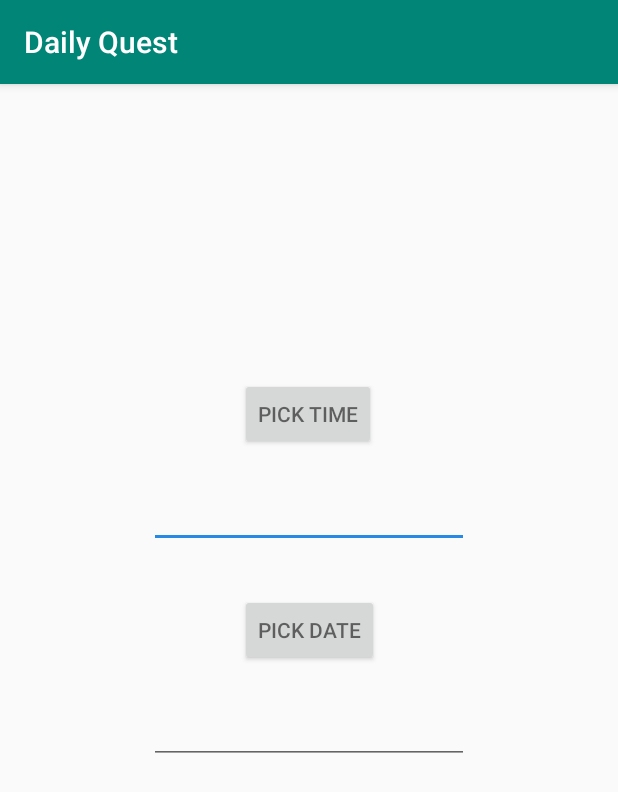
After one commit to mbond99/dailyQuest, an Android app: the AddQuestActivity screen opened directly, with no data from a screen before it, on a phone screen of 412 x 824 dp. The commit adds this screen. Shown: the top 792 px of the screen. Run offline under Robolectric (Android 15) with nearby library versions, the phone set to English and light mode, and no system bars.

Commit message:
Initial AddQuest implementation

```diff
--- a/app/build.gradle
+++ b/app/build.gradle
@@ -38,6 +38,7 @@ dependencies {
     implementation 'androidx.navigation:navigation-ui:2.2.2'
     implementation 'com.github.kizitonwose:CalendarView:0.4.5'
     implementation 'com.google.android.material:material:1.2.1'
+    implementation 'androidx.legacy:legacy-support-v4:1.0.0'
     testImplementation 'junit:junit:4.12'
     androidTestImplementation 'androidx.test.ext:junit:1.1.0'
     androidTestImplementation 'androidx.test.espresso:espresso-core:3.1.1'
--- a/app/src/main/AndroidManifest.xml
+++ b/app/src/main/AndroidManifest.xml
@@ -9,8 +9,9 @@
         android:roundIcon="@mipmap/ic_launcher_round"
         android:supportsRtl="true"
         android:theme="@style/AppTheme">
-        <activity android:name=".BaseActivity"></activity>
-        <activity android:name=".BasicActivity"></activity>
+        <activity android:name=".AddQuestActivity"></activity>
+        <activity android:name=".BaseActivity" />
+        <activity android:name=".BasicActivity" />
         <activity android:name=".MainMenu" />
         <activity android:name=".MainActivity">
             <intent-filter>
--- /dev/null
+++ b/app/src/main/java/com/example/dailyquest/AddQuestActivity.java
@@ -0,0 +1,26 @@
+package com.example.dailyquest;
+
+import androidx.appcompat.app.AppCompatActivity;
+import androidx.fragment.app.DialogFragment;
+
+import android.os.Bundle;
+import android.view.View;
+
+public class AddQuestActivity extends AppCompatActivity {
+
+    @Override
+    protected void onCreate(Bundle savedInstanceState) {
+        super.onCreate(savedInstanceState);
+        setContentView(R.layout.activity_add_quest);
+    }
+    public void showTimePickerDialog(View v) {
+        DialogFragment newFragment = new TimePickerFragment();
+        newFragment.show(getSupportFragmentManager(), "timePicker");
+    }
+
+    public void showDatePickerDialog(View v) {
+        DialogFragment newFragment = new DatePickerFragment();
+        newFragment.show(getSupportFragmentManager(), "datePicker");
+    }
+
+}
--- a/app/src/main/java/com/example/dailyquest/BaseActivity.java
+++ b/app/src/main/java/com/example/dailyquest/BaseActivity.java
@@ -6,6 +6,7 @@ import android.os.Bundle;
 import android.util.TypedValue;
 import android.view.Menu;
 import android.view.MenuItem;
+import android.view.View;
 import android.widget.Toast;
 
 import androidx.appcompat.app.AppCompatActivity;
@@ -59,6 +60,10 @@ public abstract class BaseActivity extends AppCompatActivity implements WeekView
         setupDateTimeInterpreter(false);
     }
 
+    public void toAddQuest(View view){
+        Intent intent = new Intent(getApplicationContext(), AddQuestActivity.class);
+        BaseActivity.this.startActivity(intent);
+    }
 
     @Override
     public boolean onCreateOptionsMenu(Menu menu) {
--- /dev/null
+++ b/app/src/main/res/layout/activity_add_quest.xml
@@ -0,0 +1,64 @@
+<?xml version="1.0" encoding="utf-8"?>
+<androidx.constraintlayout.widget.ConstraintLayout xmlns:android="http://schemas.android.com/apk/res/android"
+    xmlns:app="http://schemas.android.com/apk/res-auto"
+    xmlns:tools="http://schemas.android.com/tools"
+    android:layout_width="match_parent"
+    android:layout_height="match_parent"
+    tools:context=".AddQuestActivity">
+
+    <Button
+        android:id="@+id/button4"
+        android:layout_width="wrap_content"
+        android:layout_height="wrap_content"
+        android:layout_marginStart="160dp"
+        android:layout_marginTop="196dp"
+        android:layout_marginEnd="161dp"
+        android:onClick="showTimePickerDialog"
+        android:text="Pick Time"
+        app:layout_constraintEnd_toEndOf="parent"
+        app:layout_constraintHorizontal_bias="0.0"
+        app:layout_constraintStart_toStartOf="parent"
+        app:layout_constraintTop_toTopOf="parent" />
+
+    <Button
+        android:id="@+id/button5"
+        android:layout_width="wrap_content"
+        android:layout_height="wrap_content"
+        android:layout_marginStart="160dp"
+        android:layout_marginTop="340dp"
+        android:layout_marginEnd="161dp"
+        android:onClick="showDatePickerDialog"
+        android:text="Pick Date"
+        app:layout_constraintEnd_toEndOf="parent"
+        app:layout_constraintHorizontal_bias="0.0"
+        app:layout_constraintStart_toStartOf="parent"
+        app:layout_constraintTop_toTopOf="parent" />
+
+    <EditText
+        android:id="@+id/editTextTime"
+        android:layout_width="wrap_content"
+        android:layout_height="wrap_content"
+        android:layout_marginStart="101dp"
+        android:layout_marginTop="20dp"
+        android:layout_marginEnd="101dp"
+        android:ems="10"
+        android:inputType="textPersonName"
+        app:layout_constraintEnd_toEndOf="parent"
+        app:layout_constraintStart_toStartOf="parent"
+        app:layout_constraintTop_toBottomOf="@+id/button4" />
+
+    <EditText
+        android:id="@+id/editTextDate"
+        android:layout_width="wrap_content"
+        android:layout_height="wrap_content"
+        android:layout_marginStart="101dp"
+        android:layout_marginTop="20dp"
+        android:layout_marginEnd="101dp"
+        android:ems="10"
+        android:inputType="textPersonName"
+        app:layout_constraintEnd_toEndOf="parent"
+        app:layout_constraintStart_toStartOf="parent"
+        app:layout_constraintTop_toBottomOf="@+id/button5" />
+
+
+</androidx.constraintlayout.widget.ConstraintLayout>
```
Also changed, not shown: app/src/main/java/com/example/dailyquest/DatePickerFragment.java (added, +36 -0 lines), app/src/main/java/com/example/dailyquest/TimePickerFragment.java (added, +56 -0 lines), app/src/main/res/layout/activity_base.xml (+18 -0 lines), 3 other files.
